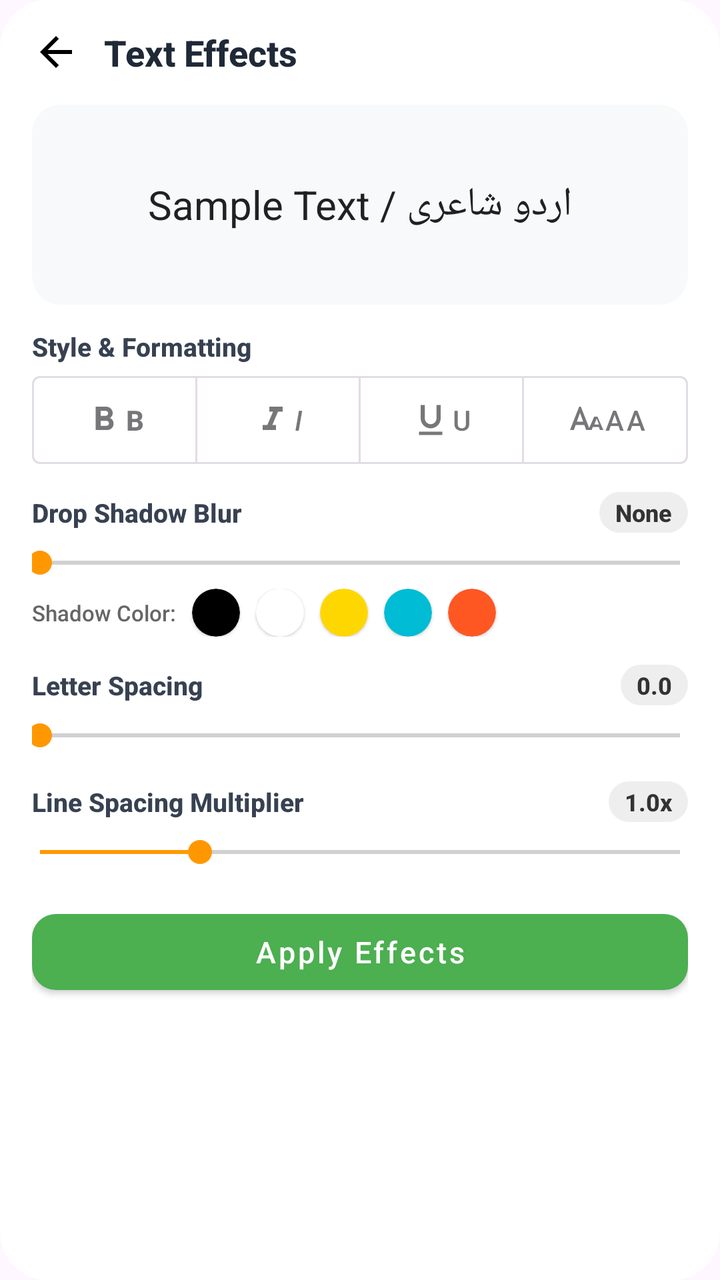
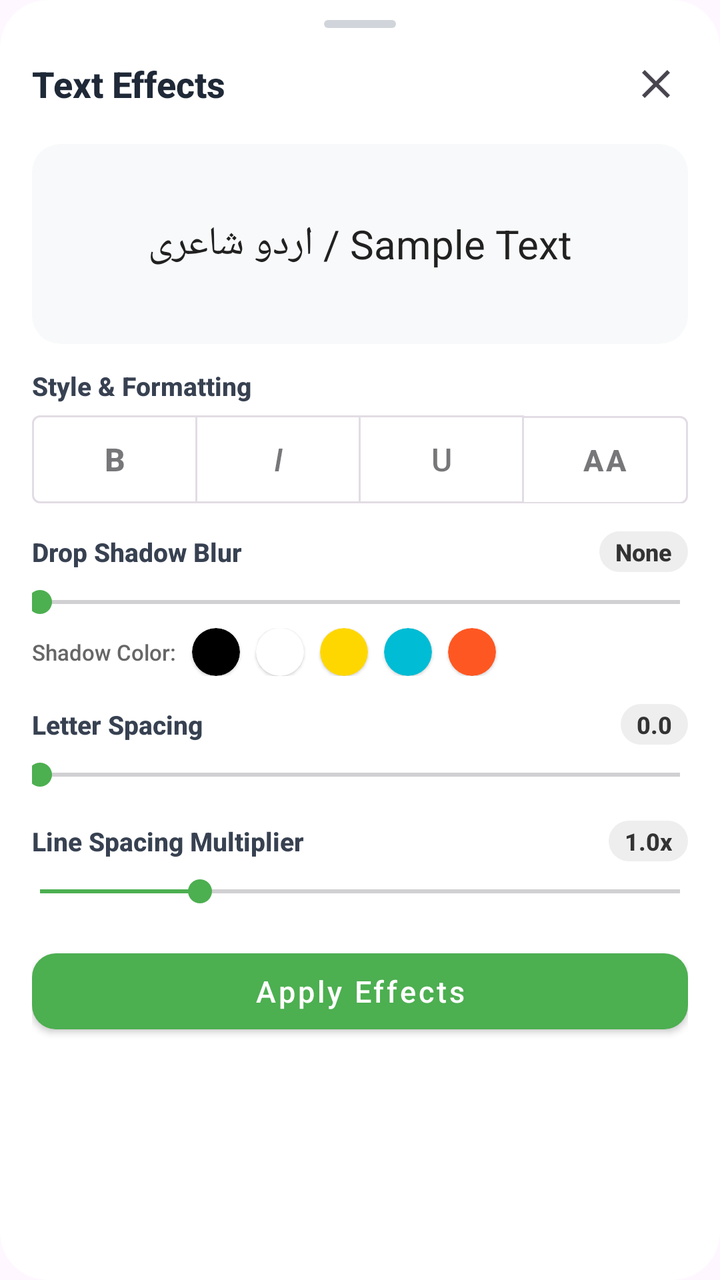

An Android layout rendered at two revisions. The XML below is the earlier revision; the diff shows what the commit changed to produce the second picture.
<!-- AndroidManifest.xml: another module's application theme Theme.DialogHub -->
<!-- res/layout/dialog_text_effects.xml -->
<?xml version="1.0" encoding="utf-8"?>
<LinearLayout xmlns:android="http://schemas.android.com/apk/res/android"
    xmlns:app="http://schemas.android.com/apk/res-auto"
    android:layout_width="match_parent"
    android:layout_height="wrap_content"
    android:layout_gravity="center"
    android:background="@drawable/rounded_background"
    android:orientation="vertical"
    android:paddingStart="16dp"
    android:paddingEnd="16dp"
    android:paddingBottom="20dp">

    
    <LinearLayout
        android:layout_width="match_parent"
        android:layout_height="wrap_content"
        android:gravity="center_vertical"
        android:paddingTop="14dp"
        android:paddingBottom="10dp">

        <ImageButton
            android:id="@+id/btnBack"
            android:layout_width="wrap_content"
            android:layout_height="wrap_content"
            android:background="?actionBarItemBackground"
            android:contentDescription="@string/back_button"
            android:paddingEnd="12dp"
            android:src="@drawable/arrow_back" />

        <TextView
            android:layout_width="0dp"
            android:layout_height="wrap_content"
            android:layout_weight="1"
            android:fontFamily="sans-serif-medium"
            android:text="Text Effects"
            android:textColor="#1F2937"
            android:textSize="18sp"
            android:textStyle="bold" />
    </LinearLayout>

    <androidx.core.widget.NestedScrollView
        android:layout_width="match_parent"
        android:layout_height="wrap_content"
        android:overScrollMode="never">

        <LinearLayout
            android:layout_width="match_parent"
            android:layout_height="wrap_content"
            android:orientation="vertical">

            
            <androidx.cardview.widget.CardView
                android:layout_width="match_parent"
                android:layout_height="100dp"
                android:layout_marginTop="4dp"
                android:layout_marginBottom="12dp"
                app:cardBackgroundColor="#F8F9FA"
                app:cardCornerRadius="14dp"
                app:cardElevation="0dp">

                <TextView
                    android:id="@+id/tvLivePreview"
                    android:layout_width="match_parent"
                    android:layout_height="match_parent"
                    android:gravity="center"
                    android:padding="12dp"
                    android:text="Sample Text / اردو شاعری"
                    android:textColor="#212121"
                    android:textSize="20sp" />
            </androidx.cardview.widget.CardView>

            
            <TextView
                android:layout_width="match_parent"
                android:layout_height="wrap_content"
                android:fontFamily="sans-serif-medium"
                android:text="Style &amp; Formatting"
                android:textColor="#374151"
                android:textSize="13sp"
                android:textStyle="bold" />

            <com.google.android.material.button.MaterialButtonToggleGroup
                android:id="@+id/toggleGroupStyles"
                android:layout_width="match_parent"
                android:layout_height="wrap_content"
                android:layout_marginTop="6dp"
                app:selectionRequired="false"
                app:singleSelection="false">

                <com.google.android.material.button.MaterialButton
                    android:id="@+id/btnBold"
                    style="@style/Widget.MaterialComponents.Button.OutlinedButton"
                    android:layout_width="0dp"
                    android:layout_height="44dp"
                    android:layout_weight="1"
                    android:insetTop="0dp"
                    android:insetBottom="0dp"
                    android:text="B"
                    android:textStyle="bold"
                    app:icon="@drawable/ic_format_bold"
                    app:iconGravity="textStart"
                    app:iconPadding="0dp"
                    app:iconSize="20dp" />

                <com.google.android.material.button.MaterialButton
                    android:id="@+id/btnItalic"
                    style="@style/Widget.MaterialComponents.Button.OutlinedButton"
                    android:layout_width="0dp"
                    android:layout_height="44dp"
                    android:layout_weight="1"
                    android:insetTop="0dp"
                    android:insetBottom="0dp"
                    android:text="I"
                    android:textStyle="italic"
                    app:icon="@drawable/ic_format_italic"
                    app:iconGravity="textStart"
                    app:iconPadding="0dp"
                    app:iconSize="20dp" />

                <com.google.android.material.button.MaterialButton
                    android:id="@+id/btnUnderline"
                    style="@style/Widget.MaterialComponents.Button.OutlinedButton"
                    android:layout_width="0dp"
                    android:layout_height="44dp"
                    android:layout_weight="1"
                    android:insetTop="0dp"
                    android:insetBottom="0dp"
                    android:text="U"
                    app:icon="@drawable/ic_format_underlined"
                    app:iconGravity="textStart"
                    app:iconPadding="0dp"
                    app:iconSize="20dp" />

                <com.google.android.material.button.MaterialButton
                    android:id="@+id/btnCaps"
                    style="@style/Widget.MaterialComponents.Button.OutlinedButton"
                    android:layout_width="0dp"
                    android:layout_height="44dp"
                    android:layout_weight="1"
                    android:insetTop="0dp"
                    android:insetBottom="0dp"
                    android:text="AA"
                    app:icon="@drawable/ic_format_caps"
                    app:iconGravity="textStart"
                    app:iconPadding="0dp"
                    app:iconSize="20dp" />

            </com.google.android.material.button.MaterialButtonToggleGroup>

            
            <LinearLayout
                android:layout_width="match_parent"
                android:layout_height="wrap_content"
                android:layout_marginTop="14dp"
                android:gravity="center_vertical"
                android:orientation="horizontal">

                <TextView
                    android:layout_width="0dp"
                    android:layout_height="wrap_content"
                    android:layout_weight="1"
                    android:fontFamily="sans-serif-medium"
                    android:text="Drop Shadow Blur"
                    android:textColor="#374151"
                    android:textSize="13sp"
                    android:textStyle="bold" />

                <TextView
                    android:id="@+id/tvShadowValue"
                    android:layout_width="wrap_content"
                    android:layout_height="wrap_content"
                    android:background="@drawable/rounded_background"
                    android:backgroundTint="#EEEEEE"
                    android:fontFamily="sans-serif-medium"
                    android:paddingStart="8dp"
                    android:paddingTop="2dp"
                    android:paddingEnd="8dp"
                    android:paddingBottom="2dp"
                    android:text="None"
                    android:textColor="#333333"
                    android:textSize="12sp"
                    android:textStyle="bold" />
            </LinearLayout>

            <SeekBar
                android:id="@+id/seekBarShadow"
                android:layout_width="match_parent"
                android:layout_height="wrap_content"
                android:layout_marginTop="6dp"
                android:max="25"
                android:paddingStart="4dp"
                android:paddingEnd="4dp"
                android:progress="0"
                android:progressTint="@color/yellow"
                android:thumbTint="@color/yellow" />

            
            <LinearLayout
                android:id="@+id/shadowColorsLayout"
                android:layout_width="match_parent"
                android:layout_height="wrap_content"
                android:layout_marginTop="4dp"
                android:gravity="center_vertical"
                android:orientation="horizontal">

                <TextView
                    android:layout_width="wrap_content"
                    android:layout_height="wrap_content"
                    android:layout_marginEnd="8dp"
                    android:fontFamily="sans-serif-medium"
                    android:text="Shadow Color:"
                    android:textColor="#666666"
                    android:textSize="11sp" />

                <androidx.cardview.widget.CardView
                    android:id="@+id/swatchShadowBlack"
                    android:layout_width="24dp"
                    android:layout_height="24dp"
                    android:layout_marginEnd="8dp"
                    app:cardBackgroundColor="#000000"
                    app:cardCornerRadius="12dp"
                    app:cardElevation="1dp" />

                <androidx.cardview.widget.CardView
                    android:id="@+id/swatchShadowWhite"
                    android:layout_width="24dp"
                    android:layout_height="24dp"
                    android:layout_marginEnd="8dp"
                    app:cardBackgroundColor="#FFFFFF"
                    app:cardCornerRadius="12dp"
                    app:cardElevation="1dp" />

                <androidx.cardview.widget.CardView
                    android:id="@+id/swatchShadowGold"
                    android:layout_width="24dp"
                    android:layout_height="24dp"
                    android:layout_marginEnd="8dp"
                    app:cardBackgroundColor="#FFD700"
                    app:cardCornerRadius="12dp"
                    app:cardElevation="1dp" />

                <androidx.cardview.widget.CardView
                    android:id="@+id/swatchShadowCyan"
                    android:layout_width="24dp"
                    android:layout_height="24dp"
                    android:layout_marginEnd="8dp"
                    app:cardBackgroundColor="#00BCD4"
                    app:cardCornerRadius="12dp"
                    app:cardElevation="1dp" />

                <androidx.cardview.widget.CardView
                    android:id="@+id/swatchShadowRed"
                    android:layout_width="24dp"
                    android:layout_height="24dp"
                    app:cardBackgroundColor="#FF5722"
                    app:cardCornerRadius="12dp"
                    app:cardElevation="1dp" />
            </LinearLayout>

            
            <LinearLayout
                android:layout_width="match_parent"
                android:layout_height="wrap_content"
                android:layout_marginTop="14dp"
                android:gravity="center_vertical"
                android:orientation="horizontal">

                <TextView
                    android:layout_width="0dp"
                    android:layout_height="wrap_content"
                    android:layout_weight="1"
                    android:fontFamily="sans-serif-medium"
                    android:text="Letter Spacing"
                    android:textColor="#374151"
                    android:textSize="13sp"
                    android:textStyle="bold" />

                <TextView
                    android:id="@+id/tvLetterSpacingValue"
                    android:layout_width="wrap_content"
                    android:layout_height="wrap_content"
                    android:background="@drawable/rounded_background"
                    android:backgroundTint="#EEEEEE"
                    android:fontFamily="sans-serif-medium"
                    android:paddingStart="8dp"
                    android:paddingTop="2dp"
                    android:paddingEnd="8dp"
                    android:paddingBottom="2dp"
                    android:text="0.0"
                    android:textColor="#333333"
                    android:textSize="12sp"
                    android:textStyle="bold" />
            </LinearLayout>

            <SeekBar
                android:id="@+id/seekBarLetterSpacing"
                android:layout_width="match_parent"
                android:layout_height="wrap_content"
                android:layout_marginTop="6dp"
                android:max="30"
                android:paddingStart="4dp"
                android:paddingEnd="4dp"
                android:progress="0"
                android:progressTint="@color/yellow"
                android:thumbTint="@color/yellow" />

            
            <LinearLayout
                android:layout_width="match_parent"
                android:layout_height="wrap_content"
                android:layout_marginTop="14dp"
                android:gravity="center_vertical"
                android:orientation="horizontal">

                <TextView
                    android:layout_width="0dp"
                    android:layout_height="wrap_content"
                    android:layout_weight="1"
                    android:fontFamily="sans-serif-medium"
                    android:text="Line Spacing Multiplier"
                    android:textColor="#374151"
                    android:textSize="13sp"
                    android:textStyle="bold" />

                <TextView
                    android:id="@+id/tvLineSpacingValue"
                    android:layout_width="wrap_content"
                    android:layout_height="wrap_content"
                    android:background="@drawable/rounded_background"
                    android:backgroundTint="#EEEEEE"
                    android:fontFamily="sans-serif-medium"
                    android:paddingStart="8dp"
                    android:paddingTop="2dp"
                    android:paddingEnd="8dp"
                    android:paddingBottom="2dp"
                    android:text="1.0x"
                    android:textColor="#333333"
                    android:textSize="12sp"
                    android:textStyle="bold" />
            </LinearLayout>

            <SeekBar
                android:id="@+id/seekBarLineSpacing"
                android:layout_width="match_parent"
                android:layout_height="wrap_content"
                android:layout_marginTop="6dp"
                android:max="20"
                android:paddingStart="4dp"
                android:paddingEnd="4dp"
                android:progress="5"
                android:progressTint="@color/yellow"
                android:thumbTint="@color/yellow" />

            
            <com.google.android.material.button.MaterialButton
                android:id="@+id/btnApplyEffects"
                style="@style/Widget.MaterialComponents.Button"
                android:layout_width="match_parent"
                android:layout_height="50dp"
                android:layout_marginTop="16dp"
                android:text="Apply Effects"
                android:textAllCaps="false"
                android:textSize="15sp"
                app:cornerRadius="12dp" />

        </LinearLayout>
    </androidx.core.widget.NestedScrollView>

</LinearLayout>
<!-- resources referenced by this layout -->
<resources>
  <color name="yellow">#FF9800</color>
  <!-- drawable arrow_back (drawable) -->
  <vector xmlns:android="http://schemas.android.com/apk/res/android"
      android:width="24dp"
      android:height="24dp"
      android:viewportWidth="960"
      android:viewportHeight="960">
    <path
        android:pathData="m313,520 l224,224 -57,56 -320,-320 320,-320 57,56 -224,224h487v80L313,520Z"
        android:fillColor="#000000"/>
  </vector>
  <!-- drawable ic_format_bold (drawable) -->
  <vector xmlns:android="http://schemas.android.com/apk/res/android"
      android:width="24dp"
      android:height="24dp"
      android:viewportWidth="24"
      android:viewportHeight="24">
      <path
          android:fillColor="#FF333333"
          android:pathData="M15.6,10.79c0.97,-0.67 1.65,-1.77 1.65,-2.79 0,-2.26 -1.75,-4 -4,-4H7v14h7.04c2.09,0 3.71,-1.7 3.71,-3.79 0,-1.52 -0.86,-2.82 -2.15,-3.42zM10,6.5h3c0.83,0 1.5,0.67 1.5,1.5s-0.67,1.5 -1.5,1.5h-3v-3zm3.5,9H10v-3h3.5c0.83,0 1.5,0.67 1.5,1.5s-0.67,1.5 -1.5,1.5z"/>
  </vector>
  <!-- drawable ic_format_caps (drawable) -->
  <vector xmlns:android="http://schemas.android.com/apk/res/android"
      android:width="24dp"
      android:height="24dp"
      android:viewportWidth="24"
      android:viewportHeight="24">
      <path
          android:fillColor="#FF333333"
          android:pathData="M9.5,4L4,18h2.3l1.1,-3h5.2l1.1,3H16L10.5,4H9.5zM8.1,13l1.9,-5.3 1.9,5.3H8.1zM18.5,10L15,18h2l0.7,-1.8h3.6l0.7,1.8h2l-3.5,-8h-2zm0.1,4.7l1.4,-3.5 1.4,3.5h-2.8z"/>
  </vector>
  <!-- drawable ic_format_italic (drawable) -->
  <vector xmlns:android="http://schemas.android.com/apk/res/android"
      android:width="24dp"
      android:height="24dp"
      android:viewportWidth="24"
      android:viewportHeight="24">
      <path
          android:fillColor="#FF333333"
          android:pathData="M10,4v3h2.21l-3.42,8H6v3h8v-3h-2.21l3.42,-8H18V4z"/>
  </vector>
  <!-- drawable ic_format_underlined (drawable) -->
  <vector xmlns:android="http://schemas.android.com/apk/res/android"
      android:width="24dp"
      android:height="24dp"
      android:viewportWidth="24"
      android:viewportHeight="24">
      <path
          android:fillColor="#FF333333"
          android:pathData="M12,17c3.31,0 6,-2.69 6,-6V3h-2.5v8c0,1.93 -1.57,3.5 -3.5,3.5S8.5,12.93 8.5,11V3H6v8c0,3.31 2.69,6 6,6zm-7,2v2h14v-2H5z"/>
  </vector>
  <!-- drawable rounded_background (drawable) -->
  <?xml version="1.0" encoding="utf-8"?>
  <shape xmlns:android="http://schemas.android.com/apk/res/android"
      android:shape="rectangle">
      <solid android:color="#FFFFFF" />
      <corners android:radius="24dp" />
  </shape>
  <string name="back_button">Back Button</string>
  <style name="Theme.DialogHub" parent="Base.Theme.DialogHub" />
  <style name="Base.Theme.DialogHub" parent="Theme.Material3.DayNight.NoActionBar">
          <item name="colorPrimary">#4CAF50</item>
      </style>
</resources>

<!-- the commit's change to res/layout/dialog_text_effects.xml (unified diff, before → after) -->
@@ -11,21 +11,22 @@
     android:paddingBottom="20dp">
 
     
+    <View
+        android:id="@+id/dragHandle"
+        android:layout_width="36dp"
+        android:layout_height="4dp"
+        android:layout_gravity="center_horizontal"
+        android:layout_marginTop="10dp"
+        android:layout_marginBottom="4dp"
+        android:background="@drawable/bg_drag_handle" />
+
+    
     <LinearLayout
         android:layout_width="match_parent"
         android:layout_height="wrap_content"
         android:gravity="center_vertical"
-        android:paddingTop="14dp"
+        android:paddingTop="8dp"
         android:paddingBottom="10dp">
-
-        <ImageButton
-            android:id="@+id/btnBack"
-            android:layout_width="wrap_content"
-            android:layout_height="wrap_content"
-            android:background="?actionBarItemBackground"
-            android:contentDescription="@string/back_button"
-            android:paddingEnd="12dp"
-            android:src="@drawable/arrow_back" />
 
         <TextView
             android:layout_width="0dp"
@@ -36,6 +37,14 @@
             android:textColor="#1F2937"
             android:textSize="18sp"
             android:textStyle="bold" />
+
+        <ImageButton
+            android:id="@+id/btnClose"
+            android:layout_width="32dp"
+            android:layout_height="32dp"
+            android:background="?actionBarItemBackground"
+            android:contentDescription="Close"
+            android:src="@drawable/ic_close" />
     </LinearLayout>
 
     <androidx.core.widget.NestedScrollView
@@ -66,6 +75,7 @@
                     android:padding="12dp"
                     android:text="Sample Text / اردو شاعری"
                     android:textColor="#212121"
+                    android:textDirection="anyRtl"
                     android:textSize="20sp" />
             </androidx.cardview.widget.CardView>
 
@@ -96,11 +106,8 @@
                     android:insetTop="0dp"
                     android:insetBottom="0dp"
                     android:text="B"
-                    android:textStyle="bold"
-                    app:icon="@drawable/ic_format_bold"
-                    app:iconGravity="textStart"
-                    app:iconPadding="0dp"
-                    app:iconSize="20dp" />
+                    android:textSize="16sp"
+                    android:textStyle="bold" />
 
                 <com.google.android.material.button.MaterialButton
                     android:id="@+id/btnItalic"
@@ -111,11 +118,8 @@
                     android:insetTop="0dp"
                     android:insetBottom="0dp"
                     android:text="I"
-                    android:textStyle="italic"
-                    app:icon="@drawable/ic_format_italic"
-                    app:iconGravity="textStart"
-                    app:iconPadding="0dp"
-                    app:iconSize="20dp" />
+                    android:textSize="16sp"
+                    android:textStyle="italic" />
 
                 <com.google.android.material.button.MaterialButton
                     android:id="@+id/btnUnderline"
@@ -126,10 +130,7 @@
                     android:insetTop="0dp"
                     android:insetBottom="0dp"
                     android:text="U"
-                    app:icon="@drawable/ic_format_underlined"
-                    app:iconGravity="textStart"
-                    app:iconPadding="0dp"
-                    app:iconSize="20dp" />
+                    android:textSize="16sp" />
 
                 <com.google.android.material.button.MaterialButton
                     android:id="@+id/btnCaps"
@@ -139,11 +140,9 @@
                     android:layout_weight="1"
                     android:insetTop="0dp"
                     android:insetBottom="0dp"
-                    android:text="AA"
-                    app:icon="@drawable/ic_format_caps"
-                    app:iconGravity="textStart"
-                    app:iconPadding="0dp"
-                    app:iconSize="20dp" />
+                    android:text="aA"
+                    android:textSize="15sp"
+                    android:textStyle="bold" />
 
             </com.google.android.material.button.MaterialButtonToggleGroup>
 
@@ -191,8 +190,8 @@
                 android:paddingStart="4dp"
                 android:paddingEnd="4dp"
                 android:progress="0"
-                android:progressTint="@color/yellow"
-                android:thumbTint="@color/yellow" />
+                android:progressTint="?attr/colorPrimary"
+                android:thumbTint="?attr/colorPrimary" />
 
             
             <LinearLayout
@@ -301,8 +300,8 @@
                 android:paddingStart="4dp"
                 android:paddingEnd="4dp"
                 android:progress="0"
-                android:progressTint="@color/yellow"
-                android:thumbTint="@color/yellow" />
+                android:progressTint="?attr/colorPrimary"
+                android:thumbTint="?attr/colorPrimary" />
 
             
             <LinearLayout
@@ -348,8 +347,8 @@
                 android:paddingStart="4dp"
                 android:paddingEnd="4dp"
                 android:progress="5"
-                android:progressTint="@color/yellow"
-                android:thumbTint="@color/yellow" />
+                android:progressTint="?attr/colorPrimary"
+                android:thumbTint="?attr/colorPrimary" />
 
             
             <com.google.android.material.button.MaterialButton
<!-- resource entries referenced after the edit -->
@@ -1,55 +1,22 @@
 <!-- resources referenced by this layout -->
 <resources>
-  <color name="yellow">#FF9800</color>
-  <!-- drawable arrow_back (drawable) -->
-  <vector xmlns:android="http://schemas.android.com/apk/res/android"
-      android:width="24dp"
-      android:height="24dp"
-      android:viewportWidth="960"
-      android:viewportHeight="960">
-    <path
-        android:pathData="m313,520 l224,224 -57,56 -320,-320 320,-320 57,56 -224,224h487v80L313,520Z"
-        android:fillColor="#000000"/>
-  </vector>
-  <!-- drawable ic_format_bold (drawable) -->
-  <vector xmlns:android="http://schemas.android.com/apk/res/android"
+  <!-- drawable bg_drag_handle (drawable) -->
+  ﻿<?xml version="1.0" encoding="utf-8"?>
+  <shape xmlns:android="http://schemas.android.com/apk/res/android"
+      android:shape="rectangle">
+      <solid android:color="#D1D5DB" />
+      <corners android:radius="3dp" />
+  </shape>
+  <!-- drawable ic_close (drawable) -->
+  ﻿<vector xmlns:android="http://schemas.android.com/apk/res/android"
       android:width="24dp"
       android:height="24dp"
       android:viewportWidth="24"
-      android:viewportHeight="24">
-      <path
-          android:fillColor="#FF333333"
-          android:pathData="M15.6,10.79c0.97,-0.67 1.65,-1.77 1.65,-2.79 0,-2.26 -1.75,-4 -4,-4H7v14h7.04c2.09,0 3.71,-1.7 3.71,-3.79 0,-1.52 -0.86,-2.82 -2.15,-3.42zM10,6.5h3c0.83,0 1.5,0.67 1.5,1.5s-0.67,1.5 -1.5,1.5h-3v-3zm3.5,9H10v-3h3.5c0.83,0 1.5,0.67 1.5,1.5s-0.67,1.5 -1.5,1.5z"/>
-  </vector>
-  <!-- drawable ic_format_caps (drawable) -->
-  <vector xmlns:android="http://schemas.android.com/apk/res/android"
-      android:width="24dp"
-      android:height="24dp"
-      android:viewportWidth="24"
-      android:viewportHeight="24">
-      <path
-          android:fillColor="#FF333333"
-          android:pathData="M9.5,4L4,18h2.3l1.1,-3h5.2l1.1,3H16L10.5,4H9.5zM8.1,13l1.9,-5.3 1.9,5.3H8.1zM18.5,10L15,18h2l0.7,-1.8h3.6l0.7,1.8h2l-3.5,-8h-2zm0.1,4.7l1.4,-3.5 1.4,3.5h-2.8z"/>
-  </vector>
-  <!-- drawable ic_format_italic (drawable) -->
-  <vector xmlns:android="http://schemas.android.com/apk/res/android"
-      android:width="24dp"
-      android:height="24dp"
-      android:viewportWidth="24"
-      android:viewportHeight="24">
-      <path
-          android:fillColor="#FF333333"
-          android:pathData="M10,4v3h2.21l-3.42,8H6v3h8v-3h-2.21l3.42,-8H18V4z"/>
-  </vector>
-  <!-- drawable ic_format_underlined (drawable) -->
-  <vector xmlns:android="http://schemas.android.com/apk/res/android"
-      android:width="24dp"
-      android:height="24dp"
-      android:viewportWidth="24"
-      android:viewportHeight="24">
-      <path
-          android:fillColor="#FF333333"
-          android:pathData="M12,17c3.31,0 6,-2.69 6,-6V3h-2.5v8c0,1.93 -1.57,3.5 -3.5,3.5S8.5,12.93 8.5,11V3H6v8c0,3.31 2.69,6 6,6zm-7,2v2h14v-2H5z"/>
+      android:viewportHeight="24"
+      android:tint="?attr/colorControlNormal">
+    <path
+        android:fillColor="@android:color/white"
+        android:pathData="M19,6.41L17.59,5 12,10.59 6.41,5 5,6.41 10.59,12 5,17.59 6.41,19 12,13.41 17.59,19 19,17.59 13.41,12z"/>
   </vector>
   <!-- drawable rounded_background (drawable) -->
   <?xml version="1.0" encoding="utf-8"?>
@@ -58,7 +25,6 @@
       <solid android:color="#FFFFFF" />
       <corners android:radius="24dp" />
   </shape>
-  <string name="back_button">Back Button</string>
   <style name="Theme.DialogHub" parent="Base.Theme.DialogHub" />
   <style name="Base.Theme.DialogHub" parent="Theme.Material3.DayNight.NoActionBar">
           <item name="colorPrimary">#4CAF50</item>
